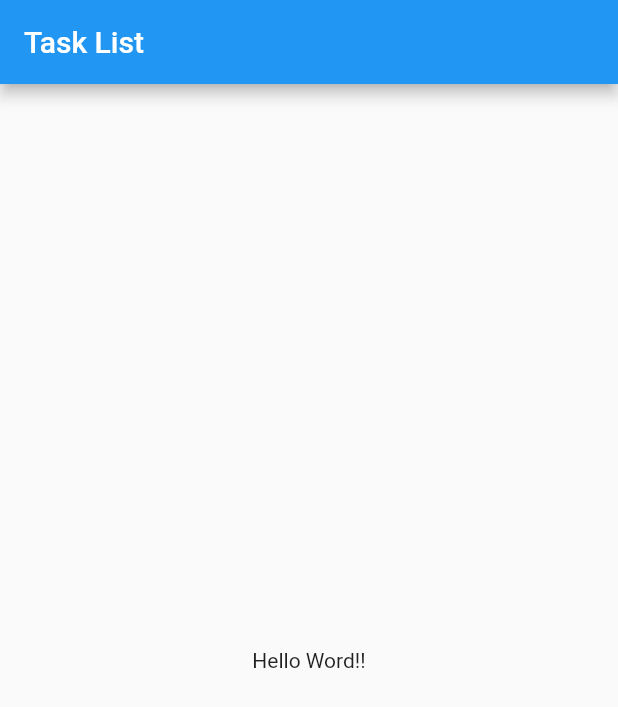
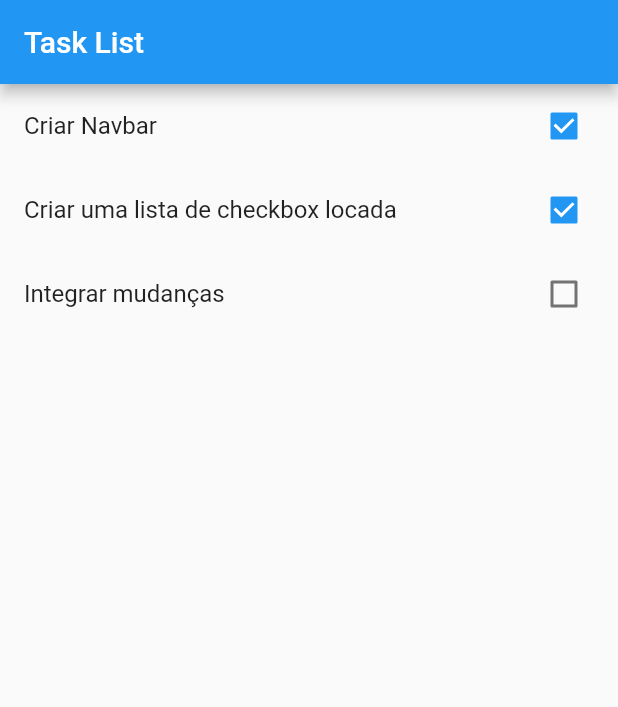
Before and after one commit to laobevilaqua/task-list-app, a Flutter app: the screen it shows after launch, on a phone screen of 412 x 824 dp. Shown: the top 707 px of the screen. Run offline on Flutter 3.47's test engine with Material 2 defaults, Android fonts, the phone set to English and light mode, and no system bars.

Commit message:
interando uma lista checkbox sem atualizar a tela

```diff
--- a/lib/main.dart
+++ b/lib/main.dart
@@ -1,4 +1,6 @@
 import 'package:flutter/material.dart';
+
+import 'models/item.dart';
 
 void main() => runApp(App());
 
@@ -16,17 +18,43 @@ class App extends StatelessWidget {
   }
 }
 
-class HomePage extends StatelessWidget {
+class HomePage extends StatefulWidget {
+  var items = new List<Item>();
+
+  HomePage() {
+    items = [];
+    items.add(Item(title: 'Criar Navbar', done: true));
+    items.add(Item(title: 'Criar uma lista de checkbox locada', done: true));
+    items.add(Item(title: 'Integrar mudanças', done: false));
+  }
+
+  @override
+  _HomePageState createState() => _HomePageState();
+}
+
+class _HomePageState extends State<HomePage> {
   @override
   Widget build(BuildContext context) {
     return Scaffold(
       appBar: AppBar(
         title: Text('Task List'),
       ),
-      body: Container(
-        child: Center(
-          child: Text('Hello Word!!'),
-        ),
+      body: ListView.builder(
+        itemCount: widget.items.length,
+        //
+        itemBuilder: (BuildContext ctxt, int index) {
+          // final equivalent const in javascript
+          final item = widget.items[index];
+
+          return CheckboxListTile(
+            title: Text(item.title),
+            key: Key(item.title),
+            value: item.done,
+            onChanged: (value) {
+              item.done = value;
+            },
+          );
+        },
       ),
     );
   }
```
Also changed, not shown: 1 other file.
